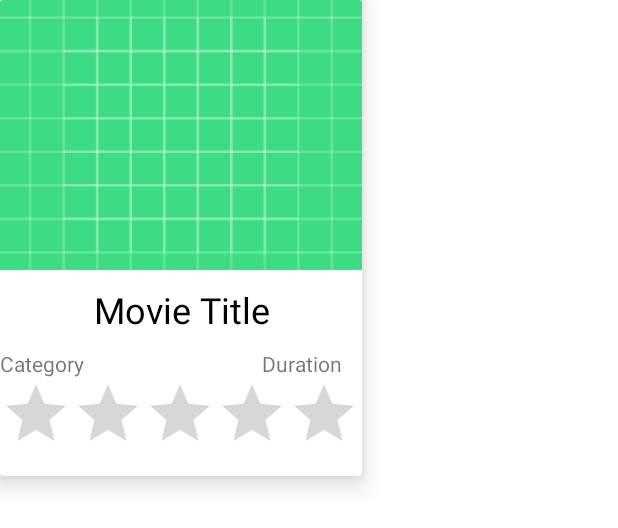
After one commit to changhoetyng/movie-listing-app, an Android app: the layout movie_list_item.xml on its own in the app's theme, with its tools: preview values and no code run, on a phone screen of 412 x 824 dp. The commit adds this screen. Shown: the top 528 px of the screen. Run offline under Robolectric (Android 15) with nearby library versions, the phone set to English and light mode, and no system bars.

Commit message:
added recycler view

```diff
--- a/app/build.gradle
+++ b/app/build.gradle
@@ -59,4 +59,8 @@ dependencies {
     //Retrofit
     implementation 'com.squareup.retrofit2:retrofit:2.9.0'
     implementation 'com.squareup.retrofit2:converter-gson:2.9.0'
+
+    // Glide
+    implementation 'com.github.bumptech.glide:glide:4.12.0'
+    annotationProcessor 'com.github.bumptech.glide:compiler:4.12.0'
 }
--- a/app/src/main/AndroidManifest.xml
+++ b/app/src/main/AndroidManifest.xml
@@ -9,7 +9,9 @@
         android:label="@string/app_name"
         android:roundIcon="@mipmap/ic_launcher_round"
         android:supportsRtl="true"
-        android:theme="@style/Theme.TestingKotlin">
+        android:theme="@style/Theme.TestingKotlin"
+        android:networkSecurityConfig="@xml/network_security_config">
+
         <activity
             android:name=".MovieListActivity"
             android:exported="true">
--- a/app/src/main/java/com/example/testingkotlin/AppExecutors.kt
+++ b/app/src/main/java/com/example/testingkotlin/AppExecutors.kt
@@ -4,5 +4,5 @@ import java.util.concurrent.Executors
 import java.util.concurrent.ScheduledExecutorService
 
 object AppExecutors {
-    val mNetworkIO : ScheduledExecutorService = Executors.newScheduledThreadPool(3)
+    fun mNetworkIO() : ScheduledExecutorService = Executors.newScheduledThreadPool(3)
 }
--- /dev/null
+++ b/app/src/main/java/com/example/testingkotlin/adapters/OnMovieListener.kt
@@ -0,0 +1,6 @@
+package com.example.testingkotlin.adapters
+
+interface OnMovieListener {
+    fun onMovieClick(position: Int)
+    fun onCategory(category: String)
+}
--- a/app/src/main/java/com/example/testingkotlin/models/MovieModel.kt
+++ b/app/src/main/java/com/example/testingkotlin/models/MovieModel.kt
@@ -10,6 +10,7 @@ class MovieModel() : Parcelable{
     var movie_id: Int? = null
     var vote_average: Float? = null
     var overview: String? = null
+    var runtime: Int? = null
 
     constructor(parcel: Parcel) : this() {
         title = parcel.readString()
@@ -17,6 +18,7 @@ class MovieModel() : Parcelable{
         movie_id = parcel.readValue(Int::class.java.classLoader) as? Int
         vote_average = parcel.readValue(Float::class.java.classLoader) as? Float
         overview = parcel.readString()
+        runtime = parcel.readInt()
     }
 
     override fun writeToParcel(parcel: Parcel, flags: Int) {
--- a/app/src/main/java/com/example/testingkotlin/utils/MovieApi.kt
+++ b/app/src/main/java/com/example/testingkotlin/utils/MovieApi.kt
@@ -9,7 +9,7 @@ import retrofit2.http.Query
 
 interface MovieApi {
 //    Search for movies
-    @GET("/3/discover/movie")
+    @GET("/3/search/movie")
     fun searchMovie(
     @Query("api_key") key: String,
     @Query("query") query: String,
--- /dev/null
+++ b/app/src/main/res/layout/movie_list_item.xml
@@ -0,0 +1,71 @@
+<?xml version="1.0" encoding="utf-8"?>
+<LinearLayout xmlns:android="http://schemas.android.com/apk/res/android"
+    android:layout_width="match_parent"
+    android:layout_height="match_parent"
+    xmlns:app="http://schemas.android.com/apk/res-auto"
+    android:orientation="vertical">
+
+    <androidx.cardview.widget.CardView
+        android:layout_width="241dp"
+        android:layout_height="317dp"
+        android:id="@+id/card_view"
+        app:cardElevation="10dp">
+
+    <LinearLayout
+        android:layout_width="match_parent"
+        android:layout_height="wrap_content"
+        android:orientation="vertical">
+        <ImageView
+            android:layout_width="match_parent"
+            android:layout_height="180dp"
+            android:scaleType="centerCrop"
+            android:id="@+id/movie_img"
+            android:src="@drawable/ic_launcher_background"
+            />
+        <LinearLayout
+            android:layout_width="match_parent"
+            android:layout_height="wrap_content"
+            android:orientation="vertical"
+            android:padding="10dp">
+            <TextView
+                android:layout_width="match_parent"
+                android:layout_height="wrap_content"
+                android:textSize="24sp"
+                android:gravity="center"
+                android:text="Movie Title"
+                android:textColor="#000000"
+                android:id="@+id/movie_title"/>
+
+        </LinearLayout>
+        <LinearLayout
+            android:layout_width="match_parent"
+            android:layout_height="wrap_content"
+            android:orientation="horizontal"
+            android:weightSum="100">
+            <TextView
+                android:layout_width="wrap_content"
+                android:layout_height="wrap_content"
+                android:layout_weight="90"
+                android:textSize="14sp"
+                android:text="Category"
+                android:id="@+id/movie_category"
+                android:gravity="start"/>
+            <TextView
+                android:layout_width="wrap_content"
+                android:layout_height="wrap_content"
+                android:layout_weight="10"
+                android:textSize="14sp"
+                android:text="Duration"
+                android:id="@+id/movie_duration"
+                android:layout_gravity="center"/>
+        </LinearLayout>
+
+        <RatingBar
+            android:layout_width="match_parent"
+            android:layout_height="wrap_content"
+            android:numStars="5"
+            android:id="@+id/rating_bar"/>
+    </LinearLayout>
+
+    </androidx.cardview.widget.CardView>
+</LinearLayout>
--- /dev/null
+++ b/app/src/main/res/xml/network_security_config.xml
@@ -0,0 +1,6 @@
+<?xml version="1.0" encoding="utf-8"?>
+<network-security-config>
+    <domain-config cleartextTrafficPermitted="true">
+        <domain includeSubdomains="true">api.themoviedb.org</domain>
+    </domain-config>
+</network-security-config>
```
Also changed, not shown: app/src/main/java/com/example/testingkotlin/MovieListActivity.kt (+30 -11 lines), app/src/main/java/com/example/testingkotlin/adapters/MovieRecyclerView.kt (added, +46 -0 lines), app/src/main/java/com/example/testingkotlin/adapters/MovieViewHolder.kt (added, +26 -0 lines), app/src/main/java/com/example/testingkotlin/request/MovieApiClient.kt (+9 -15 lines), app/src/main/java/com/example/testingkotlin/response/MovieSearchResponse.kt (+6 -6 lines), app/src/main/res/layout/activity_main.xml (+5 -6 lines).
